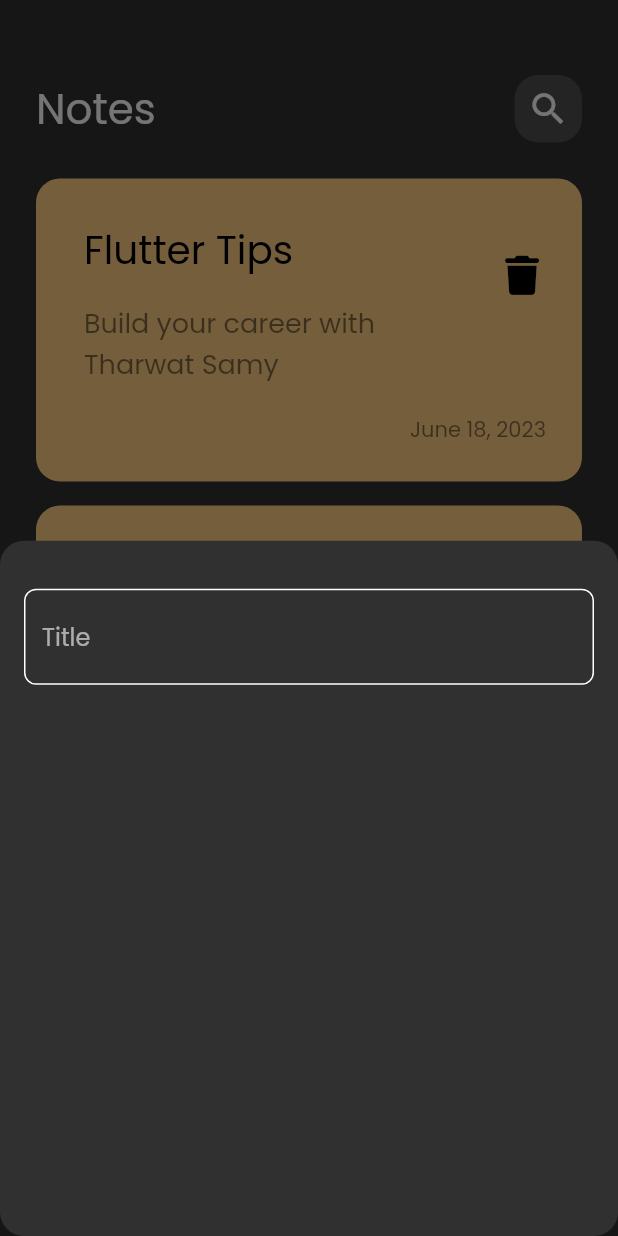
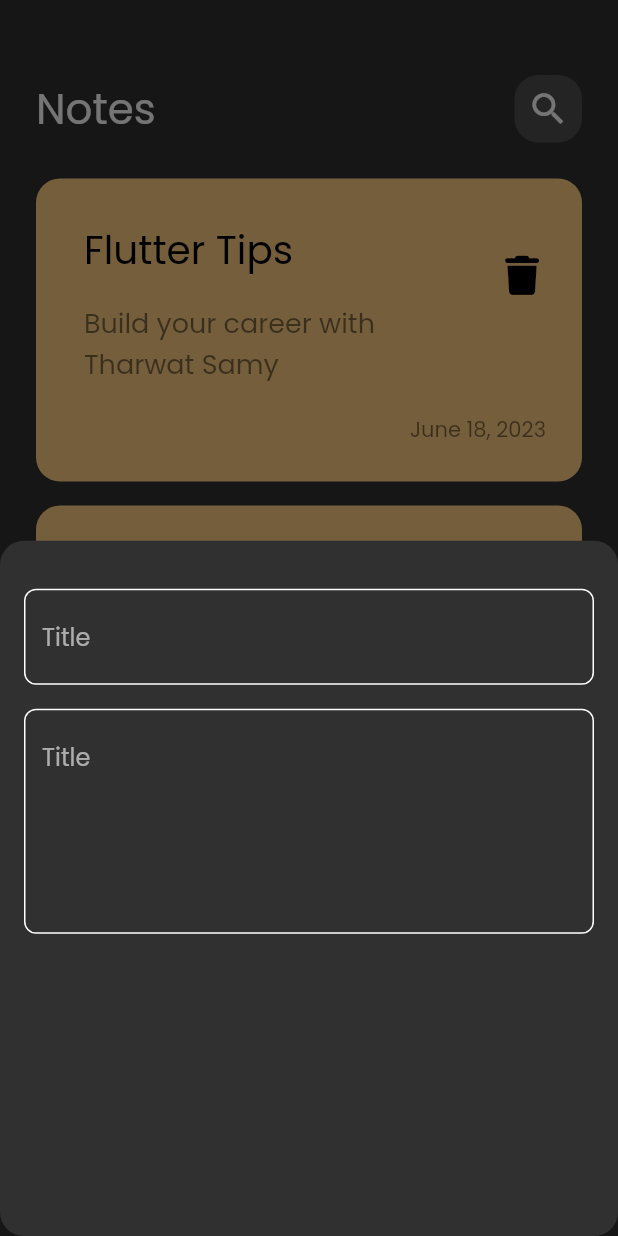
Before and after one commit to MustafaFawzy229/notes_app, a Flutter app: the screen it shows after launch, after a tap on the "add" icon, on a phone screen of 412 x 824 dp. Run offline on Flutter 3.47's test engine with Material 2 defaults, Android fonts, the phone set to English and light mode, and no system bars; our stand-ins replace font_awesome_flutter.

Commit message:
add fields to notes bottom sheet

```diff
--- a/lib/views/widgets/add_note_bottom_sheet.dart
+++ b/lib/views/widgets/add_note_bottom_sheet.dart
@@ -6,8 +6,8 @@ class AddNoteButtonSheet extends StatelessWidget {
 
   @override
   Widget build(BuildContext context) {
-    return Padding(
-      padding: const EdgeInsets.symmetric(
+    return const Padding(
+      padding: EdgeInsets.symmetric(
         horizontal: 16,
       ),
       child: Column(
@@ -15,7 +15,16 @@ class AddNoteButtonSheet extends StatelessWidget {
           SizedBox(
             height: 32,
           ),
-          CustomTextField(),
+          CustomTextField(
+            hint: 'Title',
+          ),
+          SizedBox(
+            height: 16,
+          ),
+          CustomTextField(
+            hint: 'Content',
+            maxLines: 5,
+          ),
         ],
       ),
     );
--- a/lib/views/widgets/custom_text_field.dart
+++ b/lib/views/widgets/custom_text_field.dart
@@ -2,22 +2,25 @@ import 'package:flutter/material.dart';
 import 'package:note_app/constants.dart';
 
 class CustomTextField extends StatelessWidget {
-  const CustomTextField({super.key});
+  const CustomTextField({super.key, required this.hint, this.maxLines = 1});
 
+  final String hint;
+  final int maxLines;
   @override
   Widget build(BuildContext context) {
     return TextField(
+      maxLines: maxLines,
       cursorColor: kPrimaryColor,
       decoration: InputDecoration(
         hintText: 'Title',
-        border: BorderBuild(),
-        enabledBorder: BorderBuild(),
-        focusedBorder: BorderBuild(kPrimaryColor),
+        border: buildBorder(),
+        enabledBorder: buildBorder(),
+        focusedBorder: buildBorder(kPrimaryColor),
       ),
     );
   }
 
-  OutlineInputBorder BorderBuild([color]) {
+  OutlineInputBorder buildBorder([color]) {
     return OutlineInputBorder(
       borderRadius: BorderRadius.circular(8),
       borderSide: BorderSide(
```
